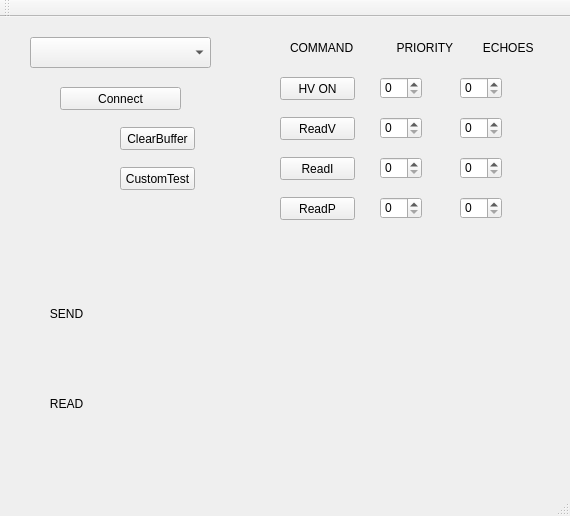
Old version of the form mainwindow.ui in the repository agooddaytowork/SerialPortWorker.
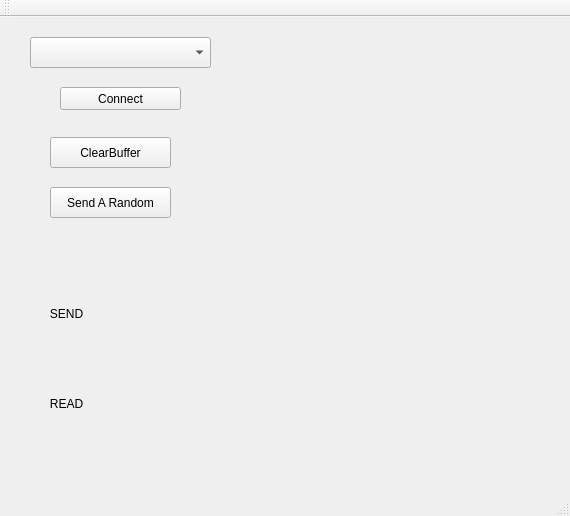
New version of the form.

What changed in the file:
```diff
--- a/mainwindow.ui
+++ b/mainwindow.ui
@@ -37,151 +37,6 @@
      <string>Connect</string>
     </property>
    </widget>
-   <widget class="QPushButton" name="pushButtonHVonoff">
-    <property name="geometry">
-     <rect>
-      <x>280</x>
-      <y>60</y>
-      <width>75</width>
-      <height>23</height>
-     </rect>
-    </property>
-    <property name="text">
-     <string>HV ON</string>
-    </property>
-   </widget>
-   <widget class="QSpinBox" name="spinBoxHVonoff">
-    <property name="geometry">
-     <rect>
-      <x>380</x>
-      <y>60</y>
-      <width>42</width>
-      <height>22</height>
-     </rect>
-    </property>
-   </widget>
-   <widget class="QPushButton" name="pushButtonReadV">
-    <property name="geometry">
-     <rect>
-      <x>280</x>
-      <y>100</y>
-      <width>75</width>
-      <height>23</height>
-     </rect>
-    </property>
-    <property name="text">
-     <string>ReadV</string>
-    </property>
-   </widget>
-   <widget class="QPushButton" name="pushButtonReadI">
-    <property name="geometry">
-     <rect>
-      <x>280</x>
-      <y>140</y>
-      <width>75</width>
-      <height>23</height>
-     </rect>
-    </property>
-    <property name="text">
-     <string>ReadI</string>
-    </property>
-   </widget>
-   <widget class="QPushButton" name="pushButtonReadP">
-    <property name="geometry">
-     <rect>
-      <x>280</x>
-      <y>180</y>
-      <width>75</width>
-      <height>23</height>
-     </rect>
-    </property>
-    <property name="text">
-     <string>ReadP</string>
-    </property>
-   </widget>
-   <widget class="QSpinBox" name="spinBoxReadV">
-    <property name="geometry">
-     <rect>
-      <x>380</x>
-      <y>100</y>
-      <width>42</width>
-      <height>22</height>
-     </rect>
-    </property>
-   </widget>
-   <widget class="QSpinBox" name="spinBoxReadI">
-    <property name="geometry">
-     <rect>
-      <x>380</x>
-      <y>140</y>
-      <width>42</width>
-      <height>22</height>
-     </rect>
-    </property>
-   </widget>
-   <widget class="QSpinBox" name="spinBoxReadP">
-    <property name="geometry">
-     <rect>
-      <x>380</x>
-      <y>180</y>
-      <width>42</width>
-      <height>22</height>
-     </rect>
-    </property>
-   </widget>
-   <widget class="QLabel" name="label">
-    <property name="geometry">
-     <rect>
-      <x>290</x>
-      <y>20</y>
-      <width>291</width>
-      <height>21</height>
-     </rect>
-    </property>
-    <property name="text">
-     <string>COMMAND             PRIORITY         ECHOES</string>
-    </property>
-   </widget>
-   <widget class="QSpinBox" name="spinBoxHVonoff_2">
-    <property name="geometry">
-     <rect>
-      <x>460</x>
-      <y>60</y>
-      <width>42</width>
-      <height>22</height>
-     </rect>
-    </property>
-   </widget>
-   <widget class="QSpinBox" name="spinBoxReadI_2">
-    <property name="geometry">
-     <rect>
-      <x>460</x>
-      <y>140</y>
-      <width>42</width>
-      <height>22</height>
-     </rect>
-    </property>
-   </widget>
-   <widget class="QSpinBox" name="spinBoxReadV_2">
-    <property name="geometry">
-     <rect>
-      <x>460</x>
-      <y>100</y>
-      <width>42</width>
-      <height>22</height>
-     </rect>
-    </property>
-   </widget>
-   <widget class="QSpinBox" name="spinBoxReadP_2">
-    <property name="geometry">
-     <rect>
-      <x>460</x>
-      <y>180</y>
-      <width>42</width>
-      <height>22</height>
-     </rect>
-    </property>
-   </widget>
    <widget class="QLabel" name="labelSEND">
     <property name="geometry">
      <rect>
@@ -275,23 +130,23 @@
    <widget class="QPushButton" name="pushButton">
     <property name="geometry">
      <rect>
-      <x>120</x>
-      <y>150</y>
-      <width>75</width>
-      <height>23</height>
+      <x>50</x>
+      <y>170</y>
+      <width>121</width>
+      <height>31</height>
      </rect>
     </property>
     <property name="text">
-     <string>CustomTest</string>
+     <string>Send A Random</string>
     </property>
    </widget>
    <widget class="QPushButton" name="pushButtonClearBuffer">
     <property name="geometry">
      <rect>
-      <x>120</x>
-      <y>110</y>
-      <width>75</width>
-      <height>23</height>
+      <x>50</x>
+      <y>120</y>
+      <width>121</width>
+      <height>31</height>
      </rect>
     </property>
     <property name="text">
```
